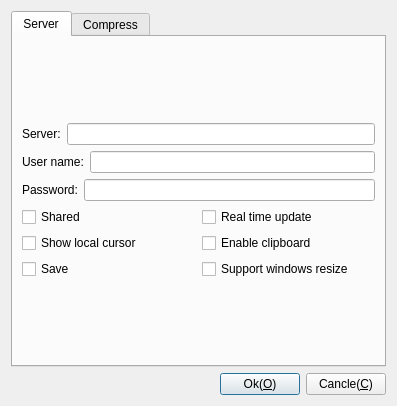
Old version of the form Viewer/Plugins/LibVnc/DlgSettingsLibVnc.ui in the repository KangLin/RabbitRemoteControl.
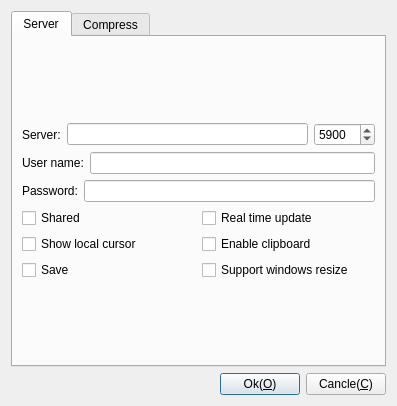
New version of the form.

Patch:
```diff
--- a/Viewer/Plugins/LibVnc/DlgSettingsLibVnc.ui
+++ b/Viewer/Plugins/LibVnc/DlgSettingsLibVnc.ui
@@ -53,6 +53,16 @@
            </property>
           </widget>
          </item>
+         <item>
+          <widget class="QSpinBox" name="spPort">
+           <property name="maximum">
+            <number>65536</number>
+           </property>
+           <property name="value">
+            <number>5900</number>
+           </property>
+          </widget>
+         </item>
         </layout>
        </item>
        <item row="2" column="0">
```
Left out of the diff: 2 changed lines with no effect on the pictures.
